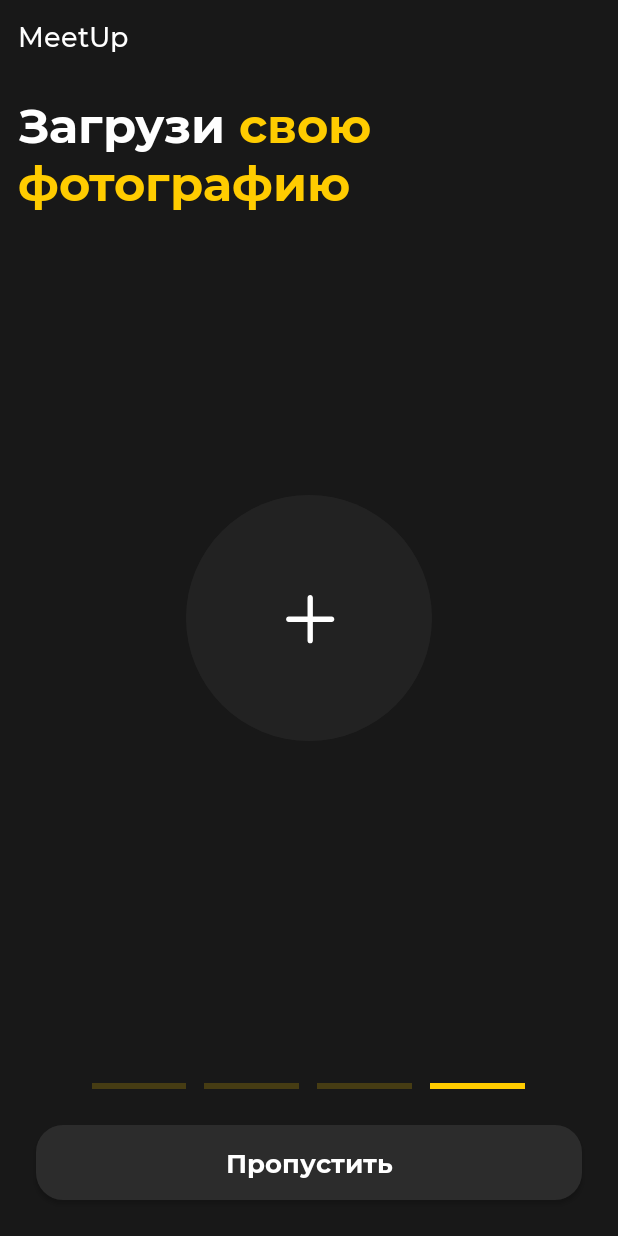
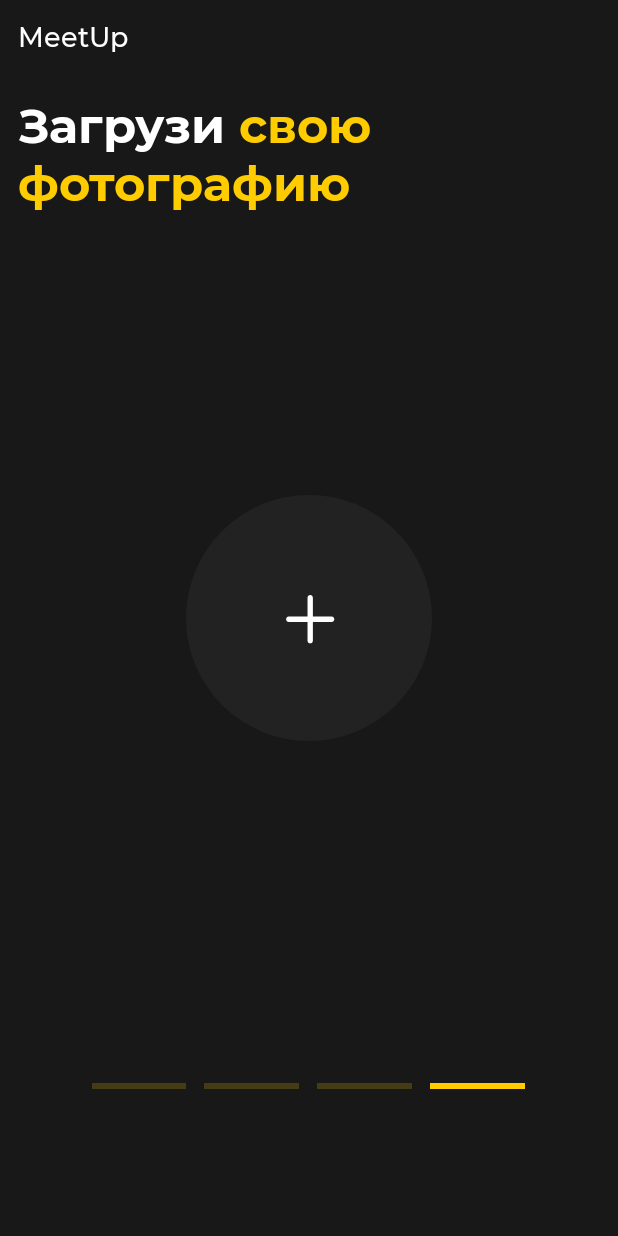
Before and after one commit to DVegasa/RuTech2, an Android app: the fragment Fragment4 shown on its own in the app's theme, after a tap on "Пропустить", on a phone screen of 412 x 824 dp. Run offline under Robolectric (Android 15) with nearby library versions, the phone set to English and light mode, and no system bars; 2 statements that could not run were skipped.

Commit message:
Безопасные кнопочки, чтобы не тыкали по 100 раз

```diff
--- a/app/src/main/java/io/github/dvegasa/rutechmeetup/welcome/Fragment1.kt
+++ b/app/src/main/java/io/github/dvegasa/rutechmeetup/welcome/Fragment1.kt
@@ -2,13 +2,17 @@ package io.github.dvegasa.rutechmeetup.welcome
 
 import android.graphics.Color
 import android.os.Bundle
+import android.text.Editable
 import android.text.Spannable
 import android.text.SpannableString
+import android.text.TextWatcher
 import android.text.style.ForegroundColorSpan
 import androidx.fragment.app.Fragment
 import android.view.LayoutInflater
 import android.view.View
 import android.view.ViewGroup
+import androidx.core.content.ContextCompat
+import androidx.core.widget.addTextChangedListener
 
 import io.github.dvegasa.rutechmeetup.R
 import kotlinx.android.synthetic.main.fragment_1.*
@@ -38,6 +42,7 @@ class Fragment1 : Fragment() {
             (activity as WelcomeActivity).name = etName.text.toString()
             (activity as WelcomeActivity).nextPage()
         }
+
         return v
     }
 
--- a/app/src/main/java/io/github/dvegasa/rutechmeetup/welcome/Fragment4.kt
+++ b/app/src/main/java/io/github/dvegasa/rutechmeetup/welcome/Fragment4.kt
@@ -40,6 +40,8 @@ class Fragment4 : Fragment() {
         v.tvUploadPhoto.text = span
 
         v.btn4.setOnClickListener {
+            v.btn4.visibility = View.INVISIBLE
+            v.btn4.isEnabled = false
             (activity as WelcomeActivity).endRegistration()
         }
         v.ivAddPhoto.setOnClickListener {
--- a/app/src/main/java/io/github/dvegasa/rutechmeetup/welcome/WelcomeActivity.kt
+++ b/app/src/main/java/io/github/dvegasa/rutechmeetup/welcome/WelcomeActivity.kt
@@ -41,6 +41,8 @@ class WelcomeActivity : AppCompatActivity() {
         initNsvp()
 
         btnConfirm.setOnClickListener {
+            btnConfirm.visibility = View.INVISIBLE
+            btnConfirm.isEnabled = false
             endRegistration()
         }
 
@@ -50,7 +52,8 @@ class WelcomeActivity : AppCompatActivity() {
     }
 
     fun endRegistration() {
-        val bitmap: Bitmap = photo ?: BitmapFactory.decodeResource(resources, R.drawable.ava_no_photo)
+        val bitmap: Bitmap =
+            photo ?: BitmapFactory.decodeResource(resources, R.drawable.ava_no_photo)
         val byteArrayOutputStream = ByteArrayOutputStream()
         bitmap.compress(Bitmap.CompressFormat.PNG, 100, byteArrayOutputStream)
         val byteArray: ByteArray = byteArrayOutputStream.toByteArray()
--- a/app/src/main/res/drawable/bg_button.xml
+++ b/app/src/main/res/drawable/bg_button.xml
@@ -1,5 +1,12 @@
 <?xml version="1.0" encoding="utf-8"?>
 <selector xmlns:android="http://schemas.android.com/apk/res/android">
+
+    <item android:state_enabled="false" >
+        <shape android:shape="rectangle">
+            <solid android:color="#552C2C2C" />
+            <corners android:radius="18dp" />
+        </shape>
+    </item>
 
     <item android:state_pressed="true">
         <shape android:shape="rectangle">
--- a/app/src/main/res/layout/fragment_1.xml
+++ b/app/src/main/res/layout/fragment_1.xml
@@ -110,7 +110,7 @@
             android:fontFamily="@font/monb"
             android:text="Далее"
             android:textAllCaps="false"
-            android:textColor="#FFFFFF"
+            android:textColor="@color/white"
             android:textSize="17sp"
             app:fontFamily="@font/monb"
             app:layout_constraintBottom_toBottomOf="parent"
--- a/app/src/main/res/values/colors.xml
+++ b/app/src/main/res/values/colors.xml
@@ -11,4 +11,7 @@
     <color name="blue">#2E2EFF</color>
     <color name="gray">#979797</color>
     <color name="red">#FF2929</color>
+
+
+    <color name="white_disabled">#53FFFFFF</color>
 </resources>
```
